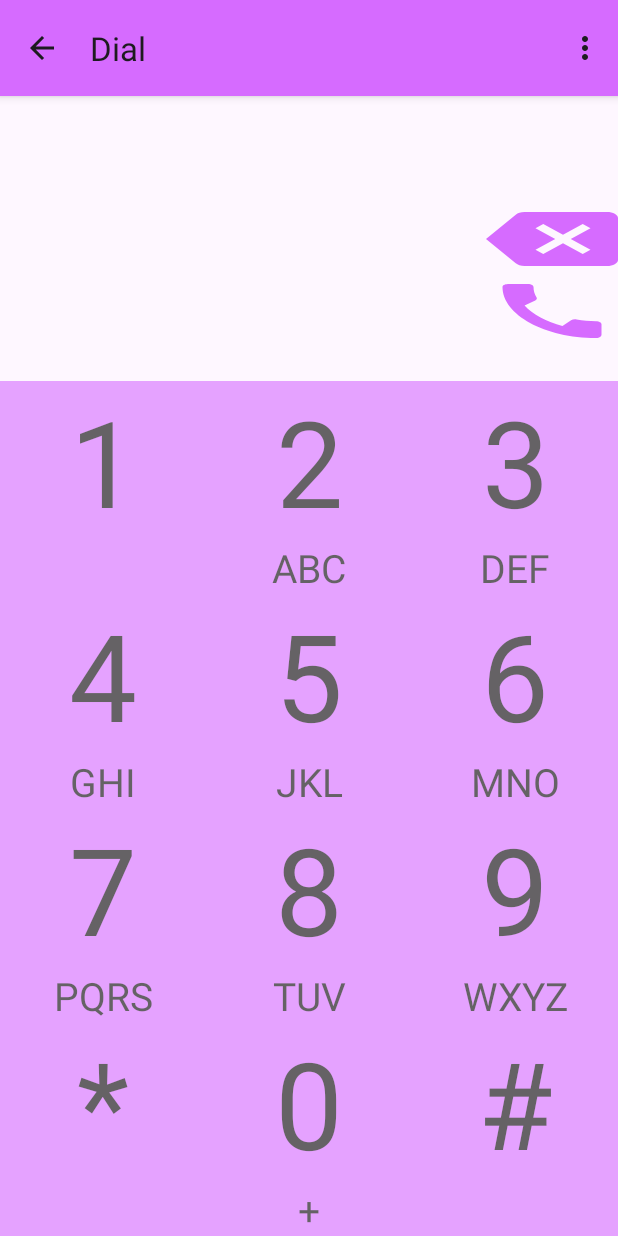
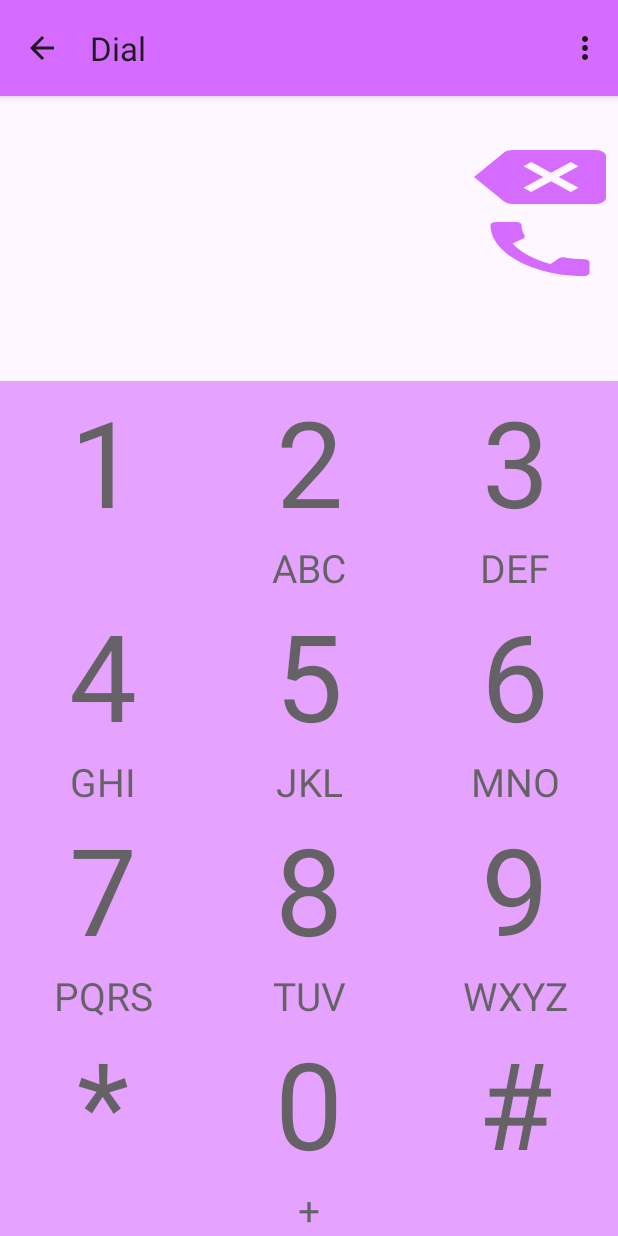
Before and after one commit to anvbackman/Programvaruteknik-DT031G-Labs, an Android app: the DialActivity screen opened directly, with no data from a screen before it, on a phone screen of 412 x 824 dp. Run offline under Robolectric (Android 15) with nearby library versions, the light colour scheme and no system bars.

Commit message:
Task 4 done

```diff
--- a/app/src/main/java/se/miun/anba2205/dt031g/dialer/Dialpad.java
+++ b/app/src/main/java/se/miun/anba2205/dt031g/dialer/Dialpad.java
@@ -75,9 +75,9 @@ public class Dialpad extends ConstraintLayout {
     // Method to set click listener on all buttons and add the digit to the TextView
     private void setButtonOnClickListener() {
         for (DialpadButton dialpadButton : getButtons()) {
-            dialpadButton.setCustomClickListener(new DialpadButton.OnTextUpdateListener() {
+            dialpadButton.setCustomClickListener(new DialpadButton.OnClickListener() {
                 @Override
-                public void onTextUpdate(DialpadButton dialpadButton) {
+                public void onClick(DialpadButton dialpadButton) {
                     inputText += dialpadButton.getTitleText();
                     numberEntered.setText(inputText);
                 }
--- a/app/src/main/res/layout-land/dialpad.xml
+++ b/app/src/main/res/layout-land/dialpad.xml
@@ -3,6 +3,49 @@
     android:layout_width="match_parent"
     android:layout_height="match_parent"
     xmlns:app="http://schemas.android.com/apk/res-auto">
+
+    <androidx.constraintlayout.widget.Guideline
+        android:id="@+id/guideline"
+        android:layout_width="wrap_content"
+        android:layout_height="wrap_content"
+        android:orientation="horizontal"
+        app:layout_constraintGuide_percent="0.25" />
+
+    <TextView
+        android:id="@+id/number_entered"
+        android:layout_width="wrap_content"
+        android:layout_height="wrap_content"
+        app:layout_constraintStart_toStartOf="parent"
+        app:layout_constraintEnd_toEndOf="parent"
+        app:layout_constraintTop_toTopOf="parent"
+        app:layout_constraintBottom_toTopOf="@id/guideline"
+        android:freezesText="true"
+        android:textSize="40sp"
+        app:message=""
+        app:title=""/>
+
+    <Button
+        android:id="@+id/clear_button"
+        android:layout_width="wrap_content"
+        android:layout_height="wrap_content"
+        app:title="backspace"
+        android:background="@drawable/baseline_backspace_24"
+        app:layout_constraintTop_toTopOf="parent"
+        app:layout_constraintEnd_toStartOf="@id/call_button"
+        app:layout_constraintBottom_toBottomOf="@id/guideline"
+        />
+
+    <Button
+        android:id="@+id/call_button"
+        android:layout_width="wrap_content"
+        android:layout_height="wrap_content"
+        android:background="@drawable/baseline_call_24"
+        app:title="call"
+        app:layout_constraintEnd_toEndOf="parent"
+        app:layout_constraintTop_toTopOf="parent"
+        app:layout_constraintBottom_toBottomOf="@id/guideline"
+        android:layout_marginEnd="8dp"
+        />
 
     <GridLayout
         android:id="@+id/button_grid"
@@ -10,7 +53,7 @@
         android:layout_height="0dp"
         android:columnCount="4"
         android:rowCount="3"
-        app:layout_constraintTop_toTopOf="parent"
+        app:layout_constraintTop_toBottomOf="@id/guideline"
         app:layout_constraintBottom_toBottomOf="parent"
         app:layout_constraintStart_toStartOf="parent"
         app:layout_constraintEnd_toEndOf="parent">
--- a/app/src/main/res/layout/dialpad.xml
+++ b/app/src/main/res/layout/dialpad.xml
@@ -31,10 +31,12 @@
         android:layout_height="wrap_content"
         app:title="backspace"
         android:background="@drawable/baseline_backspace_24"
+        android:layout_marginTop="30dp"
         app:layout_constraintEnd_toEndOf="parent"
+        app:layout_constraintBottom_toTopOf="@id/call_button"
         app:layout_constraintTop_toTopOf="parent"
-        app:layout_constraintBottom_toTopOf="@id/guideline"
-         />
+        android:layout_marginEnd="8dp"
+        />
 
     <Button
         android:id="@+id/call_button"
@@ -43,9 +45,8 @@
         android:background="@drawable/baseline_call_24"
         app:title="call"
         app:layout_constraintStart_toStartOf="@id/clear_button"
-        app:layout_constraintTop_toBottomOf="@id/clear_button" />
-
-
+        app:layout_constraintTop_toBottomOf="@id/clear_button"
+        />
 
     <GridLayout
         android:id="@+id/button_grid"
```
Also changed, not shown: app/src/main/java/se/miun/anba2205/dt031g/dialer/DialpadButton.java (+5 -5 lines), app/src/main/res/layout-land/activity_call_list.xml (added, +30 -0 lines), app/src/main/res/values/strings.xml (+1 -24 lines).
